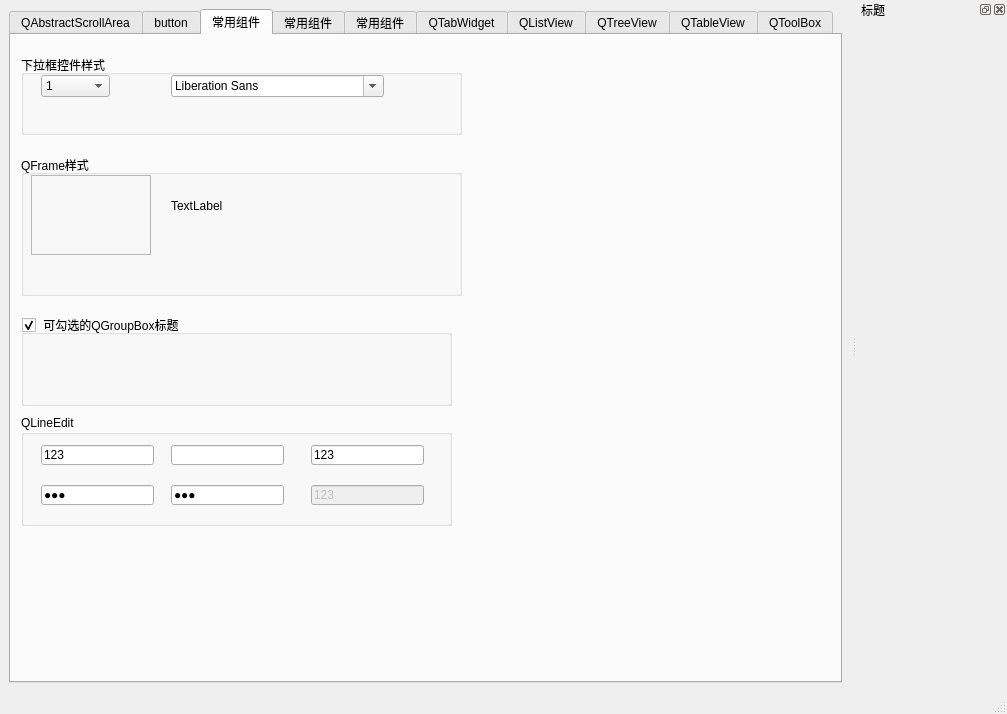
Above: QStyleDemo/QssDemo/mainwindow.ui from mahuifa/QMDemo before the change. Below: the same form after it.
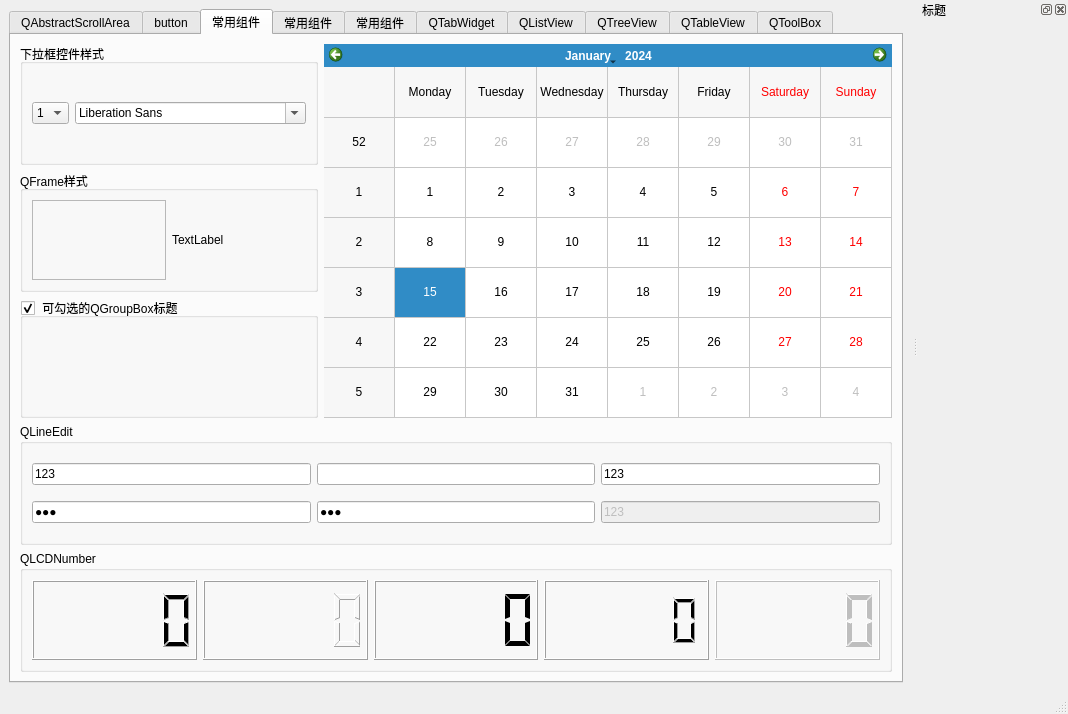
That is the form after the change. The open tabs and pages were chosen to show the change.

Commit message:
新功能：完成QssDemo样式
    1、QToolButton样式增加范围限定#tab_2;
    2、完成QDial、QCalendarWidget日历样式。

The edit to the form file:
```diff
--- a/QStyleDemo/QssDemo/mainwindow.ui
+++ b/QStyleDemo/QssDemo/mainwindow.ui
@@ -687,27 +687,15 @@
        <attribute name="title">
         <string>常用组件</string>
        </attribute>
+       <layout class="QGridLayout" name="gridLayout_25">
+        <item row="0" column="0">
        <widget class="QGroupBox" name="groupBox_5">
-        <property name="geometry">
-         <rect>
-          <x>10</x>
-          <y>20</y>
-          <width>441</width>
-          <height>80</height>
-         </rect>
-        </property>
         <property name="title">
          <string>下拉框控件样式</string>
         </property>
+          <layout class="QGridLayout" name="gridLayout_21">
+           <item row="0" column="0">
         <widget class="QComboBox" name="comboBox">
-         <property name="geometry">
-          <rect>
-           <x>20</x>
-           <y>20</y>
-           <width>69</width>
-           <height>22</height>
-          </rect>
-         </property>
          <property name="styleSheet">
           <string notr="true"/>
          </property>
@@ -735,41 +723,25 @@
           </property>
          </item>
         </widget>
+           </item>
+           <item row="0" column="1">
         <widget class="QFontComboBox" name="fontComboBox">
-         <property name="geometry">
-          <rect>
-           <x>150</x>
-           <y>20</y>
-           <width>213</width>
-           <height>22</height>
-          </rect>
-         </property>
          <property name="writingSystem">
           <enum>QFontDatabase::Any</enum>
          </property>
         </widget>
-       </widget>
+           </item>
+          </layout>
+         </widget>
+        </item>
+        <item row="1" column="0">
        <widget class="QGroupBox" name="groupBox_6">
-        <property name="geometry">
-         <rect>
-          <x>10</x>
-          <y>120</y>
-          <width>441</width>
-          <height>141</height>
-         </rect>
-        </property>
         <property name="title">
          <string>QFrame样式</string>
         </property>
+          <layout class="QGridLayout" name="gridLayout_22">
+           <item row="0" column="0">
         <widget class="QFrame" name="frame">
-         <property name="geometry">
-          <rect>
-           <x>10</x>
-           <y>20</y>
-           <width>120</width>
-           <height>80</height>
-          </rect>
-         </property>
          <property name="frameShape">
           <enum>QFrame::StyledPanel</enum>
          </property>
@@ -777,15 +749,9 @@
           <enum>QFrame::Raised</enum>
          </property>
         </widget>
+           </item>
+           <item row="0" column="1">
         <widget class="QLabel" name="label_9">
-         <property name="geometry">
-          <rect>
-           <x>150</x>
-           <y>30</y>
-           <width>101</width>
-           <height>41</height>
-          </rect>
-         </property>
          <property name="toolTip">
           <string>ToolTip</string>
          </property>
@@ -793,16 +759,12 @@
           <string>TextLabel</string>
          </property>
         </widget>
-       </widget>
+           </item>
+          </layout>
+         </widget>
+        </item>
+        <item row="2" column="0">
        <widget class="QGroupBox" name="groupBox_7">
-        <property name="geometry">
-         <rect>
-          <x>10</x>
-          <y>280</y>
-          <width>431</width>
-          <height>91</height>
-         </rect>
-        </property>
         <property name="styleSheet">
          <string notr="true"/>
         </property>
@@ -813,27 +775,67 @@
          <bool>true</bool>
         </property>
        </widget>
+        </item>
+        <item row="4" column="0" colspan="2">
+         <widget class="QGroupBox" name="groupBox_18">
+          <property name="title">
+           <string>QLCDNumber</string>
+          </property>
+          <layout class="QGridLayout" name="gridLayout_24">
+           <item row="0" column="0">
+            <widget class="QLCDNumber" name="lcdNumber"/>
+           </item>
+           <item row="0" column="1">
+            <widget class="QLCDNumber" name="lcdNumber_2">
+             <property name="mode">
+              <enum>QLCDNumber::Dec</enum>
+             </property>
+             <property name="segmentStyle">
+              <enum>QLCDNumber::Outline</enum>
+             </property>
+            </widget>
+           </item>
+           <item row="0" column="2">
+            <widget class="QLCDNumber" name="lcdNumber_3">
+             <property name="smallDecimalPoint">
+              <bool>false</bool>
+             </property>
+             <property name="segmentStyle">
+              <enum>QLCDNumber::Flat</enum>
+             </property>
+            </widget>
+           </item>
+           <item row="0" column="3">
+            <widget class="QLCDNumber" name="lcdNumber_4">
+             <property name="smallDecimalPoint">
+              <bool>true</bool>
+             </property>
+            </widget>
+           </item>
+           <item row="0" column="4">
+            <widget class="QLCDNumber" name="lcdNumber_5">
+             <property name="enabled">
+              <bool>false</bool>
+             </property>
+             <property name="frameShape">
+              <enum>QFrame::Box</enum>
+             </property>
+             <property name="frameShadow">
+              <enum>QFrame::Raised</enum>
+             </property>
+            </widget>
+           </item>
+          </layout>
+         </widget>
+        </item>
+        <item row="3" column="0" colspan="2">
        <widget class="QGroupBox" name="groupBox_8">
-        <property name="geometry">
-         <rect>
-          <x>10</x>
-          <y>380</y>
-          <width>431</width>
-          <height>111</height>
-         </rect>
-        </property>
         <property name="title">
          <string>QLineEdit</string>
         </property>
+          <layout class="QGridLayout" name="gridLayout_23">
+           <item row="0" column="0">
         <widget class="QLineEdit" name="lineEdit">
-         <property name="geometry">
-          <rect>
-           <x>20</x>
-           <y>30</y>
-           <width>113</width>
-           <height>20</height>
-          </rect>
-         </property>
          <property name="toolTip">
           <string>默认</string>
          </property>
@@ -841,15 +843,9 @@
           <string>123</string>
          </property>
         </widget>
+           </item>
+           <item row="0" column="1">
         <widget class="QLineEdit" name="lineEdit_2">
-         <property name="geometry">
-          <rect>
-           <x>150</x>
-           <y>30</y>
-           <width>113</width>
-           <height>20</height>
-          </rect>
-         </property>
          <property name="toolTip">
           <string>NoEcho</string>
          </property>
@@ -860,15 +856,22 @@
           <enum>QLineEdit::NoEcho</enum>
          </property>
         </widget>
+           </item>
+           <item row="0" column="2">
+            <widget class="QLineEdit" name="lineEdit_5">
+             <property name="toolTip">
+              <string>只读</string>
+             </property>
+             <property name="text">
+              <string>123</string>
+             </property>
+             <property name="readOnly">
+              <bool>true</bool>
+             </property>
+            </widget>
+           </item>
+           <item row="1" column="0">
         <widget class="QLineEdit" name="lineEdit_3">
-         <property name="geometry">
-          <rect>
-           <x>20</x>
-           <y>70</y>
-           <width>113</width>
-           <height>20</height>
-          </rect>
-         </property>
          <property name="toolTip">
           <string>password</string>
          </property>
@@ -879,15 +882,9 @@
           <enum>QLineEdit::Password</enum>
          </property>
         </widget>
+           </item>
+           <item row="1" column="1">
         <widget class="QLineEdit" name="lineEdit_4">
-         <property name="geometry">
-          <rect>
-           <x>150</x>
-           <y>70</y>
-           <width>113</width>
-           <height>20</height>
-          </rect>
-         </property>
          <property name="toolTip">
           <string>passwordEchoOnEdit</string>
          </property>
@@ -898,37 +895,12 @@
           <enum>QLineEdit::PasswordEchoOnEdit</enum>
          </property>
         </widget>
-        <widget class="QLineEdit" name="lineEdit_5">
-         <property name="geometry">
-          <rect>
-           <x>290</x>
-           <y>30</y>
-           <width>113</width>
-           <height>20</height>
-          </rect>
-         </property>
-         <property name="toolTip">
-          <string>只读</string>
-         </property>
-         <property name="text">
-          <string>123</string>
-         </property>
-         <property name="readOnly">
-          <bool>true</bool>
-         </property>
-        </widget>
+           </item>
+           <item row="1" column="2">
         <widget class="QLineEdit" name="lineEdit_6">
          <property name="enabled">
           <bool>false</bool>
          </property>
-         <property name="geometry">
-          <rect>
-           <x>290</x>
-           <y>70</y>
-           <width>113</width>
-           <height>20</height>
-          </rect>
-         </property>
          <property name="toolTip">
           <string>禁用</string>
          </property>
@@ -942,7 +914,33 @@
           <enum>Qt::LogicalMoveStyle</enum>
          </property>
         </widget>
-       </widget>
+           </item>
+          </layout>
+         </widget>
+        </item>
+        <item row="0" column="1" rowspan="3">
+         <widget class="QCalendarWidget" name="calendarWidget">
+          <property name="styleSheet">
+           <string notr="true"/>
+          </property>
+          <property name="firstDayOfWeek">
+           <enum>Qt::Monday</enum>
+          </property>
+          <property name="gridVisible">
+           <bool>true</bool>
+          </property>
+          <property name="selectionMode">
+           <enum>QCalendarWidget::SingleSelection</enum>
+          </property>
+          <property name="horizontalHeaderFormat">
+           <enum>QCalendarWidget::LongDayNames</enum>
+          </property>
+          <property name="verticalHeaderFormat">
+           <enum>QCalendarWidget::ISOWeekNumbers</enum>
+          </property>
+         </widget>
+        </item>
+       </layout>
       </widget>
       <widget class="QWidget" name="tab_4">
        <attribute name="title">
```
Left out of the diff: 96 changed lines with no effect on the pictures. Lines whose indentation alone changed are shown as unchanged. The commit also changes 1 other file.
